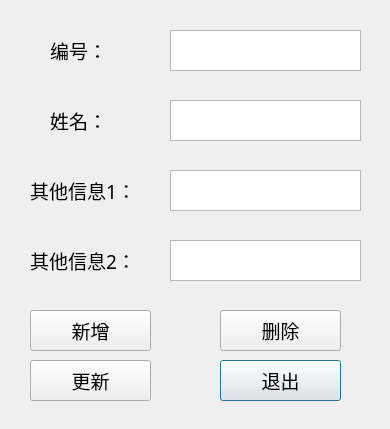
The window that data structures 2017/201712shixi/test2/dialogxiugailianxiren.ui (rex0yt/MyCods) describes before a commit, drawn with Qt 5.
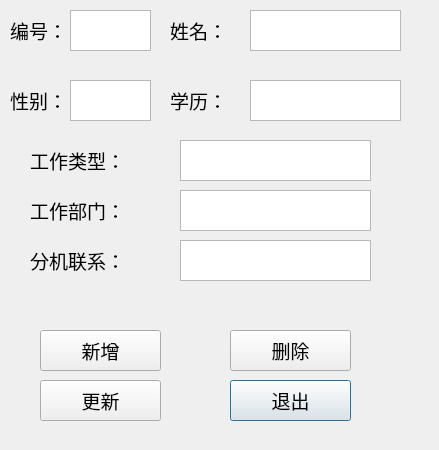
The same window after the commit.

The edit to the form file:
```diff
--- a/data structures 2017/201712shixi/test2/dialogxiugailianxiren.ui
+++ b/data structures 2017/201712shixi/test2/dialogxiugailianxiren.ui
@@ -6,28 +6,18 @@
    <rect>
     <x>0</x>
     <y>0</y>
-    <width>390</width>
-    <height>429</height>
+    <width>439</width>
+    <height>450</height>
    </rect>
   </property>
   <property name="windowTitle">
    <string>Dialog</string>
   </property>
-  <widget class="QTextEdit" name="textEdit_other2">
-   <property name="geometry">
-    <rect>
-     <x>170</x>
-     <y>240</y>
-     <width>191</width>
-     <height>41</height>
-    </rect>
-   </property>
-  </widget>
   <widget class="QPushButton" name="pushButton_tuichu">
    <property name="geometry">
     <rect>
-     <x>220</x>
-     <y>360</y>
+     <x>230</x>
+     <y>380</y>
      <width>121</width>
      <height>41</height>
     </rect>
@@ -42,78 +32,11 @@
     <string>退出</string>
    </property>
   </widget>
-  <widget class="QLabel" name="label_2">
-   <property name="geometry">
-    <rect>
-     <x>50</x>
-     <y>100</y>
-     <width>81</width>
-     <height>41</height>
-    </rect>
-   </property>
-   <property name="font">
-    <font>
-     <family>黑体</family>
-     <pointsize>14</pointsize>
-    </font>
-   </property>
-   <property name="text">
-    <string>姓名：</string>
-   </property>
-  </widget>
-  <widget class="QLabel" name="label_bianhao">
-   <property name="geometry">
-    <rect>
-     <x>50</x>
-     <y>30</y>
-     <width>81</width>
-     <height>41</height>
-    </rect>
-   </property>
-   <property name="font">
-    <font>
-     <family>黑体</family>
-     <pointsize>14</pointsize>
-    </font>
-   </property>
-   <property name="text">
-    <string>编号：</string>
-   </property>
-  </widget>
-  <widget class="QLabel" name="label_3">
-   <property name="geometry">
-    <rect>
-     <x>30</x>
-     <y>170</y>
-     <width>101</width>
-     <height>41</height>
-    </rect>
-   </property>
-   <property name="font">
-    <font>
-     <family>黑体</family>
-     <pointsize>14</pointsize>
-    </font>
-   </property>
-   <property name="text">
-    <string>其他信息1：</string>
-   </property>
-  </widget>
-  <widget class="QTextEdit" name="textEdit_name">
-   <property name="geometry">
-    <rect>
-     <x>170</x>
-     <y>100</y>
-     <width>191</width>
-     <height>41</height>
-    </rect>
-   </property>
-  </widget>
   <widget class="QPushButton" name="pushButton_add">
    <property name="geometry">
     <rect>
-     <x>30</x>
-     <y>310</y>
+     <x>40</x>
+     <y>330</y>
      <width>121</width>
      <height>41</height>
     </rect>
@@ -128,50 +51,11 @@
     <string>新增</string>
    </property>
   </widget>
-  <widget class="QTextEdit" name="textEdit_other1">
-   <property name="geometry">
-    <rect>
-     <x>170</x>
-     <y>170</y>
-     <width>191</width>
-     <height>41</height>
-    </rect>
-   </property>
-  </widget>
-  <widget class="QLabel" name="label_4">
-   <property name="geometry">
-    <rect>
-     <x>30</x>
-     <y>240</y>
-     <width>101</width>
-     <height>41</height>
-    </rect>
-   </property>
-   <property name="font">
-    <font>
-     <family>黑体</family>
-     <pointsize>14</pointsize>
-    </font>
-   </property>
-   <property name="text">
-    <string>其他信息2：</string>
-   </property>
-  </widget>
-  <widget class="QTextEdit" name="textEdit_bianhao">
-   <property name="geometry">
-    <rect>
-     <x>170</x>
-     <y>30</y>
-     <width>191</width>
-     <height>41</height>
-    </rect>
-   </property>
-  </widget>
   <widget class="QPushButton" name="pushButton_delete">
    <property name="geometry">
     <rect>
-     <x>220</x>
-     <y>310</y>
+     <x>230</x>
+     <y>330</y>
      <width>121</width>
      <height>41</height>
     </rect>
@@ -189,8 +73,8 @@
   <widget class="QPushButton" name="pushButton_update">
    <property name="geometry">
     <rect>
-     <x>30</x>
-     <y>360</y>
+     <x>40</x>
+     <y>380</y>
      <width>121</width>
      <height>41</height>
     </rect>
@@ -205,6 +89,209 @@
     <string>更新</string>
    </property>
   </widget>
+  <widget class="QLabel" name="label_5">
+   <property name="geometry">
+    <rect>
+     <x>170</x>
+     <y>10</y>
+     <width>81</width>
+     <height>41</height>
+    </rect>
+   </property>
+   <property name="font">
+    <font>
+     <family>黑体</family>
+     <pointsize>14</pointsize>
+    </font>
+   </property>
+   <property name="text">
+    <string>姓名：</string>
+   </property>
+  </widget>
+  <widget class="QLabel" name="label_6">
+   <property name="geometry">
+    <rect>
+     <x>170</x>
+     <y>80</y>
+     <width>61</width>
+     <height>41</height>
+    </rect>
+   </property>
+   <property name="font">
+    <font>
+     <family>黑体</family>
+     <pointsize>14</pointsize>
+    </font>
+   </property>
+   <property name="text">
+    <string>学历：</string>
+   </property>
+  </widget>
+  <widget class="QTextEdit" name="textEdit_telephone">
+   <property name="geometry">
+    <rect>
+     <x>180</x>
+     <y>240</y>
+     <width>191</width>
+     <height>41</height>
+    </rect>
+   </property>
+  </widget>
+  <widget class="QTextEdit" name="textEdit_job">
+   <property name="geometry">
+    <rect>
+     <x>180</x>
+     <y>140</y>
+     <width>191</width>
+     <height>41</height>
+    </rect>
+   </property>
+  </widget>
+  <widget class="QTextEdit" name="textEdit_degree">
+   <property name="geometry">
+    <rect>
+     <x>250</x>
+     <y>80</y>
+     <width>151</width>
+     <height>41</height>
+    </rect>
+   </property>
+  </widget>
+  <widget class="QLabel" name="label_2">
+   <property name="geometry">
+    <rect>
+     <x>10</x>
+     <y>10</y>
+     <width>81</width>
+     <height>41</height>
+    </rect>
+   </property>
+   <property name="font">
+    <font>
+     <family>黑体</family>
+     <pointsize>14</pointsize>
+    </font>
+   </property>
+   <property name="text">
+    <string>编号：</string>
+   </property>
+  </widget>
+  <widget class="QLabel" name="label_7">
+   <property name="geometry">
+    <rect>
+     <x>30</x>
+     <y>240</y>
+     <width>101</width>
+     <height>41</height>
+    </rect>
+   </property>
+   <property name="font">
+    <font>
+     <family>黑体</family>
+     <pointsize>14</pointsize>
+    </font>
+   </property>
+   <property name="text">
+    <string>分机联系：</string>
+   </property>
+  </widget>
+  <widget class="QTextEdit" name="textEdit_bianhao">
+   <property name="geometry">
+    <rect>
+     <x>70</x>
+     <y>10</y>
+     <width>81</width>
+     <height>41</height>
+    </rect>
+   </property>
+  </widget>
+  <widget class="QLabel" name="label_8">
+   <property name="geometry">
+    <rect>
+     <x>10</x>
+     <y>80</y>
+     <width>51</width>
+     <height>41</height>
+    </rect>
+   </property>
+   <property name="font">
+    <font>
+     <family>黑体</family>
+     <pointsize>14</pointsize>
+    </font>
+   </property>
+   <property name="text">
+    <string>性别：</string>
+   </property>
+  </widget>
+  <widget class="QTextEdit" name="textEdit_office">
+   <property name="geometry">
+    <rect>
+     <x>180</x>
+     <y>190</y>
+     <width>191</width>
+     <height>41</height>
+    </rect>
+   </property>
+  </widget>
+  <widget class="QTextEdit" name="textEdit_sex">
+   <property name="geometry">
+    <rect>
+     <x>70</x>
+     <y>80</y>
+     <width>81</width>
+     <height>41</height>
+    </rect>
+   </property>
+  </widget>
+  <widget class="QLabel" name="label_9">
+   <property name="geometry">
+    <rect>
+     <x>30</x>
+     <y>190</y>
+     <width>101</width>
+     <height>41</height>
+    </rect>
+   </property>
+   <property name="font">
+    <font>
+     <family>黑体</family>
+     <pointsize>14</pointsize>
+    </font>
+   </property>
+   <property name="text">
+    <string>工作部门：</string>
+   </property>
+  </widget>
+  <widget class="QLabel" name="label_10">
+   <property name="geometry">
+    <rect>
+     <x>30</x>
+     <y>140</y>
+     <width>101</width>
+     <height>41</height>
+    </rect>
+   </property>
+   <property name="font">
+    <font>
+     <family>黑体</family>
+     <pointsize>14</pointsize>
+    </font>
+   </property>
+   <property name="text">
+    <string>工作类型：</string>
+   </property>
+  </widget>
+  <widget class="QTextEdit" name="textEdit_name">
+   <property name="geometry">
+    <rect>
+     <x>250</x>
+     <y>10</y>
+     <width>151</width>
+     <height>41</height>
+    </rect>
+   </property>
+  </widget>
  </widget>
  <resources/>
  <connections>
```
